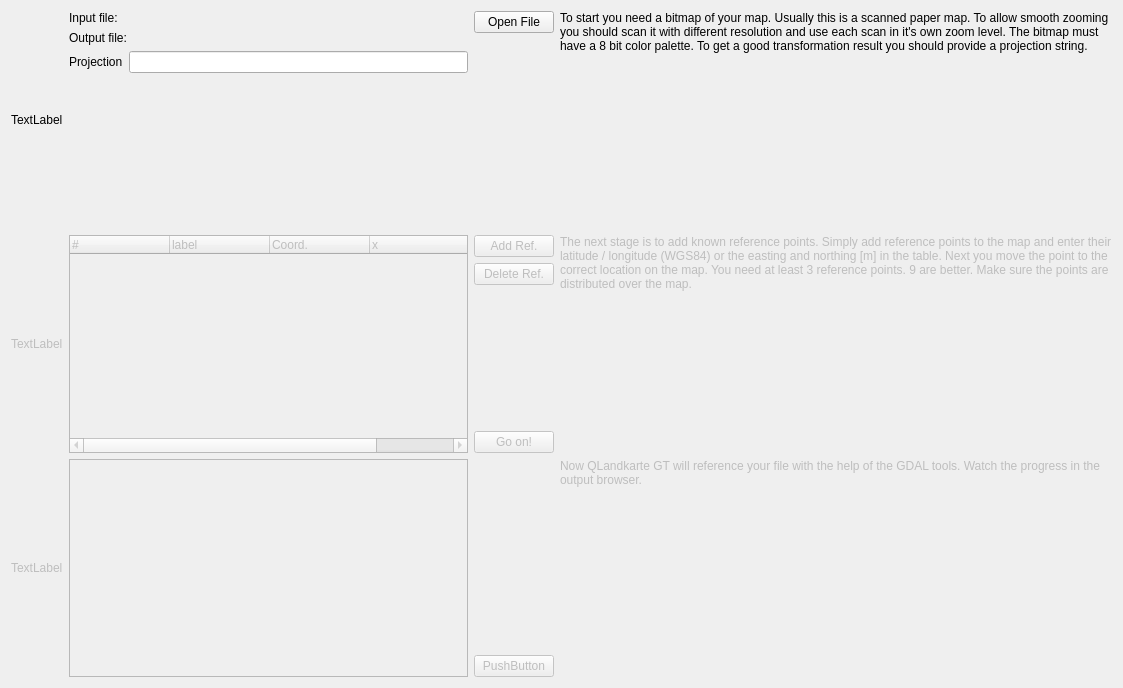
First picture: the form in src/ICreateMapGeoTiff.ui, repository ntruchsess/QLandkarteGT, before the edit.
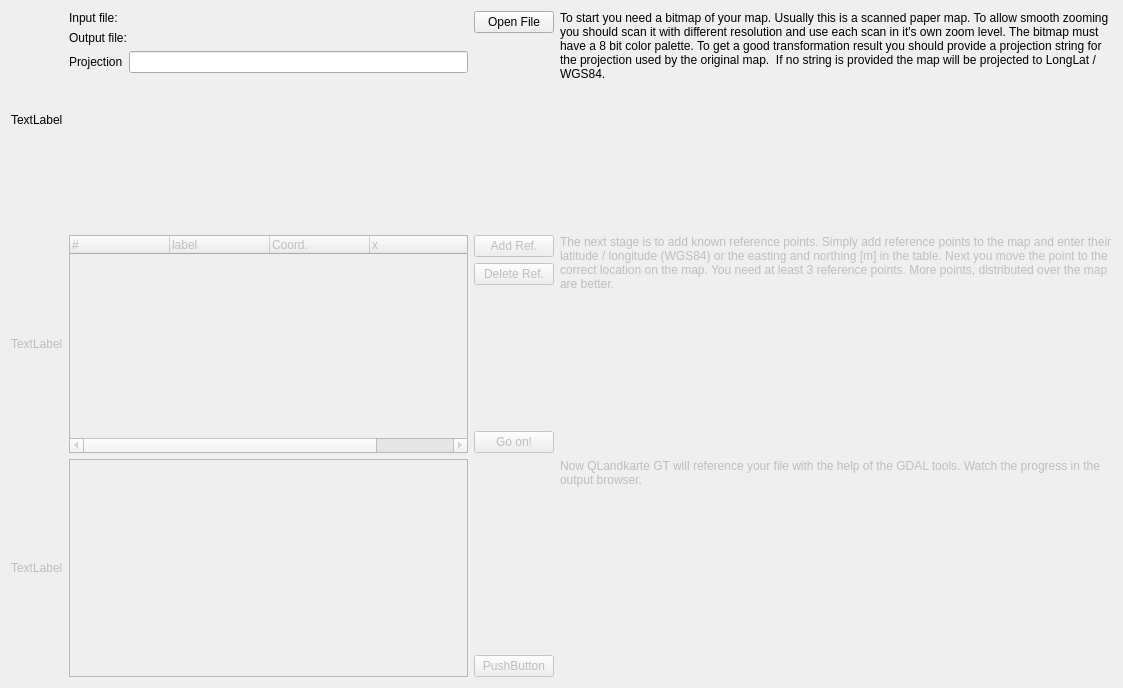
Second picture: the form after the edit.

Patch:
```diff
--- a/src/ICreateMapGeoTiff.ui
+++ b/src/ICreateMapGeoTiff.ui
@@ -131,7 +131,7 @@
       </sizepolicy>
      </property>
      <property name="text" >
-      <string>To start you need a bitmap of your map. Usually this is a scanned paper map. To allow smooth zooming you should scan it with different resolution and use each scan in it's own zoom level. The bitmap must have a 8 bit color palette. To get a good transformation result you should provide a projection string. </string>
+      <string>To start you need a bitmap of your map. Usually this is a scanned paper map. To allow smooth zooming you should scan it with different resolution and use each scan in it's own zoom level. The bitmap must have a 8 bit color palette. To get a good transformation result you should provide a projection string for the projection used by the original map.  If no string is provided the map will be projected to LongLat / WGS84.</string>
      </property>
      <property name="alignment" >
       <set>Qt::AlignLeading|Qt::AlignLeft|Qt::AlignTop</set>
@@ -239,7 +239,7 @@
       <bool>false</bool>
      </property>
      <property name="text" >
-      <string>The next stage is to add known reference points. Simply add reference points to the map and enter their latitude / longitude (WGS84) or the easting and northing [m] in the table. Next you move the point to the correct location on the map. You need at least 3 reference points. 9 are better. Make sure the points are distributed over the map.</string>
+      <string>The next stage is to add known reference points. Simply add reference points to the map and enter their latitude / longitude (WGS84) or the easting and northing [m] in the table. Next you move the point to the correct location on the map. You need at least 3 reference points. More points, distributed over the map are better. </string>
      </property>
      <property name="alignment" >
       <set>Qt::AlignLeading|Qt::AlignLeft|Qt::AlignTop</set>
```
